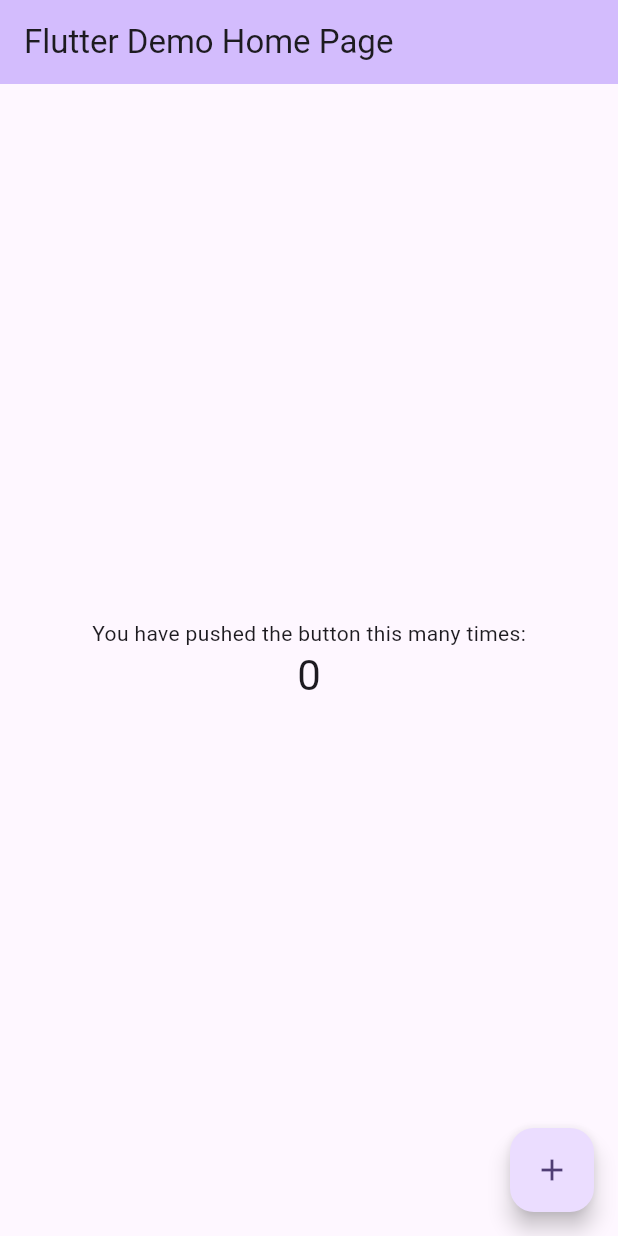
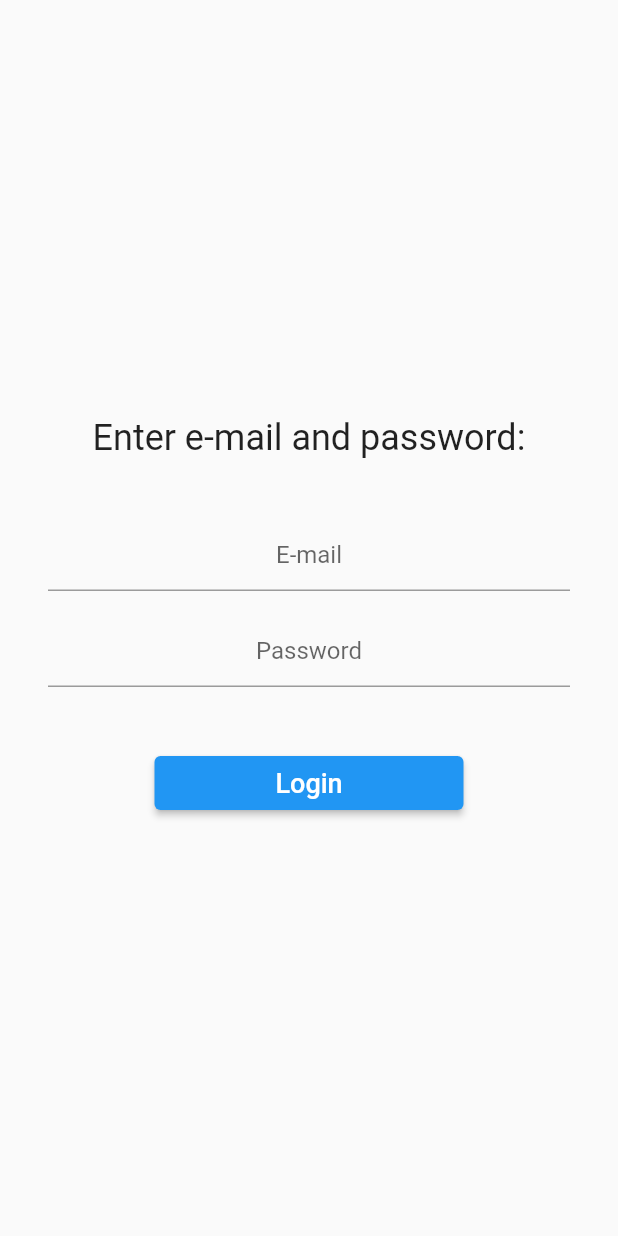
Before and after one commit to DmitriyDavydov/kisi_test, a Flutter app: the screen it shows after launch, on a phone screen of 412 x 824 dp. Run offline on Flutter 3.47's test engine with Material 2 defaults, Android fonts, the light colour scheme and no system bars; our stand-ins replace dio, permission_handler.

Commit message:
Added basic UI and Permission Service

```diff
--- a/kisi_test/lib/main.dart
+++ b/kisi_test/lib/main.dart
@@ -1,4 +1,5 @@
 import 'package:flutter/material.dart';
+import 'package:kisi_test/screens/login_screen.dart';
 
 void main() {
   runApp(const MyApp());
@@ -11,115 +12,20 @@ class MyApp extends StatelessWidget {
   @override
   Widget build(BuildContext context) {
     return MaterialApp(
-      title: 'Flutter Demo',
+      title: 'Flutter Kisi Test',
       theme: ThemeData(
         // This is the theme of your application.
         //
-        // TRY THIS: Try running your application with "flutter run". You'll see
-        // the application has a blue toolbar. Then, without quitting the app,
-        // try changing the seedColor in the colorScheme below to Colors.green
-        // and then invoke "hot reload" (save your changes or press the "hot
-        // reload" button in a Flutter-supported IDE, or press "r" if you used
-        // the command line to start the app).
-        //
+        // Try running your application with "flutter run". You'll see the
+        // application has a blue toolbar. Then, without quitting the app, try
+        // changing the primarySwatch below to Colors.green and then invoke
+        // "hot reload" (press "r" in the console where you ran "flutter run",
+        // or simply save your changes to "hot reload" in a Flutter IDE).
         // Notice that the counter didn't reset back to zero; the application
-        // state is not lost during the reload. To reset the state, use hot
-        // restart instead.
-        //
-        // This works for code too, not just values: Most code changes can be
-        // tested with just a hot reload.
-        colorScheme: ColorScheme.fromSeed(seedColor: Colors.deepPurple),
-        useMaterial3: true,
+        // is not restarted.
+        primarySwatch: Colors.blue,
       ),
-      home: const MyHomePage(title: 'Flutter Demo Home Page'),
+      home: const LoginScreen(title: 'Flutter Demo Home Page'),
     );
   }
 }
-
-class MyHomePage extends StatefulWidget {
-  const MyHomePage({super.key, required this.title});
-
-  // This widget is the home page of your application. It is stateful, meaning
-  // that it has a State object (defined below) that contains fields that affect
-  // how it looks.
-
-  // This class is the configuration for the state. It holds the values (in this
-  // case the title) provided by the parent (in this case the App widget) and
-  // used by the build method of the State. Fields in a Widget subclass are
-  // always marked "final".
-
-  final String title;
-
-  @override
-  State<MyHomePage> createState() => _MyHomePageState();
-}
-
-class _MyHomePageState extends State<MyHomePage> {
-  int _counter = 0;
-
-  void _incrementCounter() {
-    setState(() {
-      // This call to setState tells the Flutter framework that something has
-      // changed in this State, which causes it to rerun the build method below
-      // so that the display can reflect the updated values. If we changed
-      // _counter without calling setState(), then the build method would not be
-      // called again, and so nothing would appear to happen.
-      _counter++;
-    });
-  }
-
-  @override
-  Widget build(BuildContext context) {
-    // This method is rerun every time setState is called, for instance as done
-    // by the _incrementCounter method above.
-    //
-    // The Flutter framework has been optimized to make rerunning build methods
-    // fast, so that you can just rebuild anything that needs updating rather
-    // than having to individually change instances of widgets.
-    return Scaffold(
-      appBar: AppBar(
-        // TRY THIS: Try changing the color here to a specific color (to
-        // Colors.amber, perhaps?) and trigger a hot reload to see the AppBar
-        // change color while the other colors stay the same.
-        backgroundColor: Theme.of(context).colorScheme.inversePrimary,
-        // Here we take the value from the MyHomePage object that was created by
-        // the App.build method, and use it to set our appbar title.
-        title: Text(widget.title),
-      ),
-      body: Center(
-        // Center is a layout widget. It takes a single child and positions it
-        // in the middle of the parent.
-        child: Column(
-          // Column is also a layout widget. It takes a list of children and
-          // arranges them vertically. By default, it sizes itself to fit its
-          // children horizontally, and tries to be as tall as its parent.
-          //
-          // Column has various properties to control how it sizes itself and
-          // how it positions its children. Here we use mainAxisAlignment to
-          // center the children vertically; the main axis here is the vertical
-          // axis because Columns are vertical (the cross axis would be
-          // horizontal).
-          //
-          // TRY THIS: Invoke "debug painting" (choose the "Toggle Debug Paint"
-          // action in the IDE, or press "p" in the console), to see the
-          // wireframe for each widget.
-          mainAxisAlignment: MainAxisAlignment.center,
-          children: <Widget>[
-            const Text(
-              'You have pushed the button this many times:',
-            ),
-            Text(
-              '$_counter',
-              style: Theme.of(context).textTheme.headlineMedium,
-            ),
-          ],
-        ),
-      ),
-      floatingActionButton: FloatingActionButton(
-        onPressed: _incrementCounter,
-        tooltip: 'Increment',
-        child: const Icon(Icons.add),
-      ), // This trailing comma makes auto-formatting nicer for build methods.
-    );
-  }
-}
--- /dev/null
+++ b/kisi_test/lib/screens/login_screen.dart
@@ -0,0 +1,144 @@
+import 'package:dio/dio.dart';
+import 'package:flutter/material.dart';
+import 'package:kisi_test/screens/card_screen.dart';
+import 'package:kisi_test/services/network_service.dart';
+
+class LoginScreen extends StatefulWidget {
+  const LoginScreen({super.key, required this.title});
+
+  // This widget is the home page of your application. It is stateful, meaning
+  // that it has a State object (defined below) that contains fields that affect
+  // how it looks.
+
+  // This class is the configuration for the state. It holds the values (in this
+  // case the title) provided by the parent (in this case the App widget) and
+  // used by the build method of the State. Fields in a Widget subclass are
+  // always marked "final".
+
+  final String title;
+
+  @override
+  State<LoginScreen> createState() => _LoginScreenState();
+}
+
+class _LoginScreenState extends State<LoginScreen> {
+  final TextEditingController _emailController = TextEditingController();
+  final TextEditingController _passwordController = TextEditingController();
+  bool _isLoading = false;
+
+  void _login() {
+    final networkService = NetworkService(
+      dio: Dio(),
+      baseUrl: 'https://aspen.bridgewaterlabs.com',
+    );
+
+    setState(() {
+      _isLoading = true;
+    });
+
+    networkService
+        .login(email: _emailController.text, password: _passwordController.text)
+        .then((response) {
+      setState(() {
+        if (response.statusCode == 200) {
+          print('Responce is ok');
+          setState(() {
+            _isLoading = false;
+            _emailController.text = '';
+            _passwordController.text = '';
+
+            Navigator.push(
+              context,
+              MaterialPageRoute(builder: (context) => const CardScreen()),
+            );
+          });
+        }
+      });
+    }).catchError((error) {
+      setState(() {
+        _isLoading = false;
+      });
+      _showErrorSnackBar('Error: $error');
+    });
+  }
+
+  void _showErrorSnackBar(String errorMessage) {
+    ScaffoldMessenger.of(context).showSnackBar(
+      SnackBar(
+        content: Text(errorMessage),
+        backgroundColor: Colors.red,
+      ),
+    );
+  }
+
+  @override
+  Widget build(BuildContext context) {
+    // This method is rerun every time setState is called, for instance as done
+    // by the _incrementCounter method above.
+    //
+    // The Flutter framework has been optimized to make rerunning build methods
+    // fast, so that you can just rebuild anything that needs updating rather
+    // than having to individually change instances of widgets.
+    return Scaffold(
+      body: Center(
+        child: Padding(
+          padding: const EdgeInsets.all(32.0),
+          child: _isLoading
+              ? const CircularProgressIndicator()
+              : Column(
+                  mainAxisAlignment: MainAxisAlignment.center,
+                  children: [
+                    Text(
+                      'Enter e-mail and password:',
+                      style: Theme.of(context).textTheme.headlineSmall,
+                      textAlign: TextAlign.center,
+                    ),
+                    const SizedBox(height: 40.0),
+                    TextField(
+                      controller: _emailController,
+                      textAlign: TextAlign.center,
+                      decoration: const InputDecoration(
+                        hintText: "E-mail",
+                      ),
+                    ),
+                    const SizedBox(height: 16.0),
+                    TextField(
+                      controller: _passwordController,
+                      textAlign: TextAlign.center,
+                      obscureText: true,
+                      decoration: const InputDecoration(
+                        hintText: "Password",
+                      ),
+                    ),
+                    const SizedBox(height: 40.0),
+                    SizedBox(
+                      width: MediaQuery.of(context).size.width / 2,
+                      child: ElevatedButton(
+                        /*
+                        onPressed: () async {
+                          setState(() {
+                            isLoading = true;
+                          });
+                          final response = networkService.login(
+                            email: _emailController.text,
+                            password: _emailController.text,
+                          );
+                          print('printing response');
+                          print(response);
+                          print(response);
+                        },
+                         */
+                        onPressed: _login,
+                        child: const Text(
+                          'Login',
+                          style: TextStyle(fontSize: 18.0),
+                        ),
+                      ),
+                    ),
+                  ],
+                ),
+        ),
+      ),
+    );
+  }
+}
--- /dev/null
+++ b/kisi_test/lib/services/network_service.dart
@@ -0,0 +1,41 @@
+import 'package:dio/dio.dart';
+
+class NetworkService {
+  final Dio dio;
+  late String _baseUrl;
+
+  String get baseUrl => _baseUrl;
+
+  NetworkService({
+    required this.dio,
+    required String baseUrl,
+  }) {
+    _baseUrl = baseUrl;
+  }
+
+  Future<Response> login({
+    required String email,
+    required String password,
+  }) async {
+    try {
+      final response = await dio.post(
+        '$baseUrl/api/login',
+        queryParameters: {
+          'email': email,
+          'password': password,
+        },
+      );
+      return response;
+    } on DioError catch (e) {
+      throw Exception('Error occurred: $e');
+    }
+  }
+
+  void getUserToken() async {
+    print('Network request!');
+    final response = await dio.get(
+      '$baseUrl/api/kisi/get-user-token',
+    );
+    print(response);
+  }
+}
--- a/kisi_test/pubspec.yaml
+++ b/kisi_test/pubspec.yaml
@@ -35,6 +35,8 @@ dependencies:
   # The following adds the Cupertino Icons font to your application.
   # Use with the CupertinoIcons class for iOS style icons.
   cupertino_icons: ^1.0.2
+  permission_handler: ^10.2.0
+  dio: ^5.1.2
 
 dev_dependencies:
   flutter_test:
```
Also changed, not shown: kisi_test/lib/screens/card_screen.dart (added, +115 -0 lines), kisi_test/lib/services/permission_service.dart (added, +12 -0 lines), kisi_test/pubspec.lock, 12 other files.
